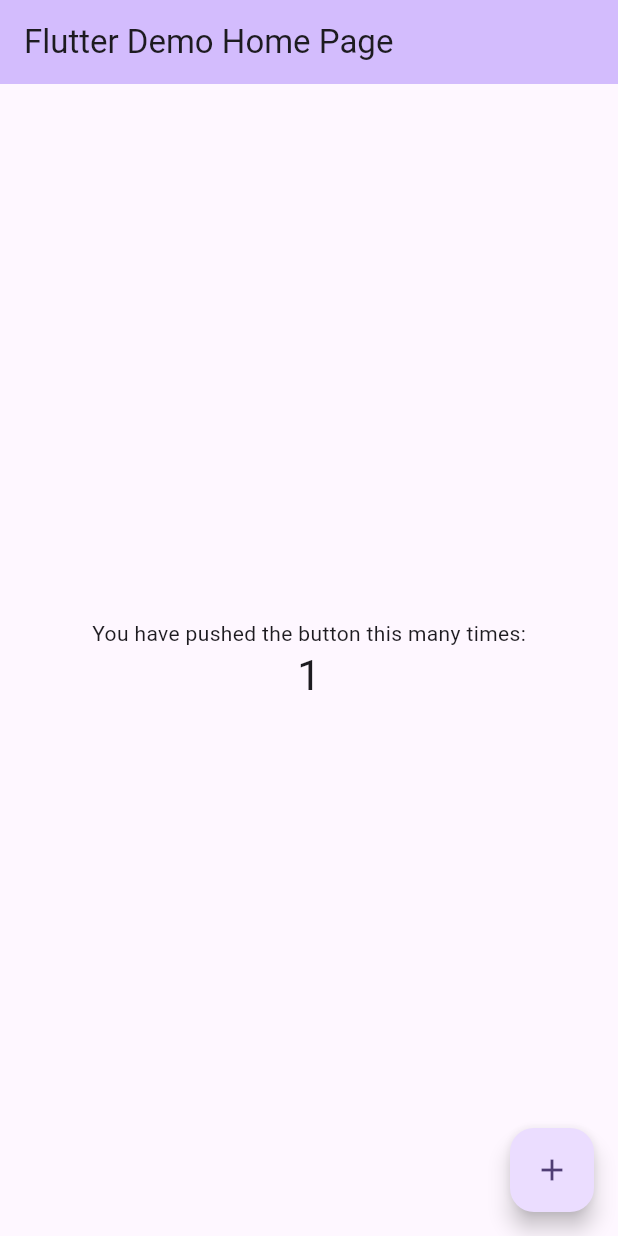
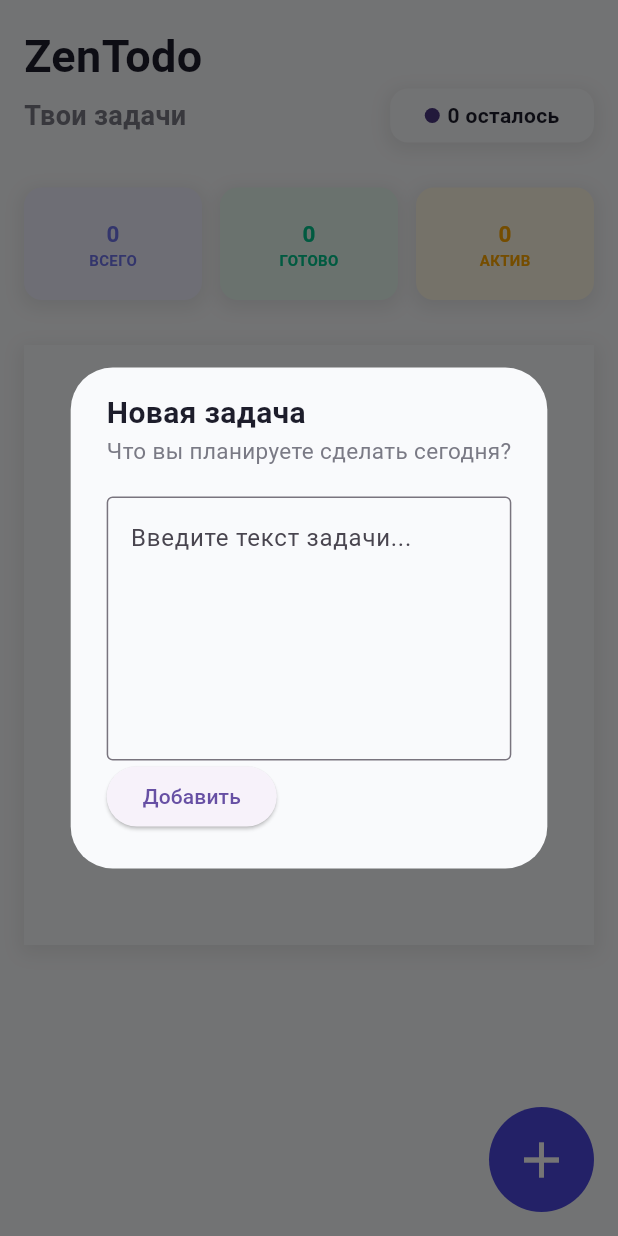
Before and after one commit to e1mirbek/Zen-Todo-App, a Flutter app: the screen it shows after launch, after a tap on the "add" icon, on a phone screen of 412 x 824 dp. Run offline on Flutter 3.47's test engine with Material 3 defaults, Android fonts, the light colour scheme and no system bars.

Commit message:
version 2

```diff
--- a/lib/main.dart
+++ b/lib/main.dart
@@ -1,4 +1,5 @@
 import 'package:flutter/material.dart';
+import 'package:zen_todo/screens/home_screen.dart';
 
 void main() {
   runApp(const MyApp());
@@ -7,116 +8,11 @@ void main() {
 class MyApp extends StatelessWidget {
   const MyApp({super.key});
 
-  // This widget is the root of your application.
   @override
   Widget build(BuildContext context) {
-    return MaterialApp(
-      title: 'Flutter Demo',
-      theme: ThemeData(
-        // This is the theme of your application.
-        //
-        // TRY THIS: Try running your application with "flutter run". You'll see
-        // the application has a purple toolbar. Then, without quitting the app,
-        // try changing the seedColor in the colorScheme below to Colors.green
-        // and then invoke "hot reload" (save your changes or press the "hot
-        // reload" button in a Flutter-supported IDE, or press "r" if you used
-        // the command line to start the app).
-        //
-        // Notice that the counter didn't reset back to zero; the application
-        // state is not lost during the reload. To reset the state, use hot
-        // restart instead.
-        //
-        // This works for code too, not just values: Most code changes can be
-        // tested with just a hot reload.
-        colorScheme: .fromSeed(seedColor: Colors.deepPurple),
-      ),
-      home: const MyHomePage(title: 'Flutter Demo Home Page'),
+    return const MaterialApp(
+      debugShowCheckedModeBanner: false,
+      home: HomeScreen(),
     );
   }
 }
-
-class MyHomePage extends StatefulWidget {
-  const MyHomePage({super.key, required this.title});
-
-  // This widget is the home page of your application. It is stateful, meaning
-  // that it has a State object (defined below) that contains fields that affect
-  // how it looks.
-
-  // This class is the configuration for the state. It holds the values (in this
-  // case the title) provided by the parent (in this case the App widget) and
-  // used by the build method of the State. Fields in a Widget subclass are
-  // always marked "final".
-
-  final String title;
-
-  @override
-  State<MyHomePage> createState() => _MyHomePageState();
-}
-
-class _MyHomePageState extends State<MyHomePage> {
-  int _counter = 0;
-
-  void _incrementCounter() {
-    setState(() {
-      // This call to setState tells the Flutter framework that something has
-      // changed in this State, which causes it to rerun the build method below
-      // so that the display can reflect the updated values. If we changed
-      // _counter without calling setState(), then the build method would not be
-      // called again, and so nothing would appear to happen.
-      _counter++;
-    });
-  }
-
-  @override
-  Widget build(BuildContext context) {
-    // This method is rerun every time setState is called, for instance as done
-    // by the _incrementCounter method above.
-    //
-    // The Flutter framework has been optimized to make rerunning build methods
-    // fast, so that you can just rebuild anything that needs updating rather
-    // than having to individually change instances of widgets.
-    return Scaffold(
-      appBar: AppBar(
-        // TRY THIS: Try changing the color here to a specific color (to
-        // Colors.amber, perhaps?) and trigger a hot reload to see the AppBar
-        // change color while the other colors stay the same.
-        backgroundColor: Theme.of(context).colorScheme.inversePrimary,
-        // Here we take the value from the MyHomePage object that was created by
-        // the App.build method, and use it to set our appbar title.
-        title: Text(widget.title),
-      ),
-      body: Center(
-        // Center is a layout widget. It takes a single child and positions it
-        // in the middle of the parent.
-        child: Column(
-          // Column is also a layout widget. It takes a list of children and
-          // arranges them vertically. By default, it sizes itself to fit its
-          // children horizontally, and tries to be as tall as its parent.
-          //
-          // Column has various properties to control how it sizes itself and
-          // how it positions its children. Here we use mainAxisAlignment to
-          // center the children vertically; the main axis here is the vertical
-          // axis because Columns are vertical (the cross axis would be
-          // horizontal).
-          //
-          // TRY THIS: Invoke "debug painting" (choose the "Toggle Debug Paint"
-          // action in the IDE, or press "p" in the console), to see the
-          // wireframe for each widget.
-          mainAxisAlignment: .center,
-          children: [
-            const Text('You have pushed the button this many times:'),
-            Text(
-              '$_counter',
-              style: Theme.of(context).textTheme.headlineMedium,
-            ),
-          ],
-        ),
-      ),
-      floatingActionButton: FloatingActionButton(
-        onPressed: _incrementCounter,
-        tooltip: 'Increment',
-        child: const Icon(Icons.add),
-      ),
-    );
-  }
-}
--- /dev/null
+++ b/lib/models/task.dart
@@ -0,0 +1,7 @@
+class Task {
+  final String id;
+  final String title;
+  bool isDone;
+
+  Task({required this.id, required this.title, this.isDone = false});
+}
--- /dev/null
+++ b/lib/screens/add_task_screen.dart
@@ -0,0 +1,15 @@
+import 'package:flutter/material.dart';
+
+class AddTaskScreen extends StatelessWidget {
+  const AddTaskScreen({super.key});
+
+  @override
+  Widget build(BuildContext context) {
+    return Scaffold(
+      appBar: AppBar(title: const Text("Add Task")),
+      body: const SafeArea(
+        child: Center(child: Text("This is the Add Task Screen")),
+      ),
+    );
+  }
+}
--- /dev/null
+++ b/lib/screens/home_screen.dart
@@ -0,0 +1,287 @@
+import 'package:flutter/material.dart';
+import 'package:zen_todo/models/task.dart';
+import 'package:zen_todo/theme/colors.dart';
+import 'package:zen_todo/widgets/empty_state.dart';
+import 'package:zen_todo/widgets/summary_card.dart';
+
+class HomeScreen extends StatefulWidget {
+  const HomeScreen({super.key});
+
+  @override
+  State<HomeScreen> createState() => _HomeScreenState();
+}
+
+class _HomeScreenState extends State<HomeScreen> {
+  TextEditingController taskController = TextEditingController();
+
+  // метод добавления задачи
+  void addTask({required String title}) {
+    setState(() {
+      taskList.add(
+        Task(id: DateTime.now().toString(), title: title, isDone: false),
+      );
+      taskController.clear();
+      back();
+    });
+  }
+
+  // метод удаление задачи
+
+  void removeTask({required int index}) {
+    setState(() {
+      taskList.removeAt(index);
+    });
+  }
+
+  void back() {
+    Navigator.pop(context);
+  }
+
+  // хранилище задач
+
+  List<Task> taskList = [
+    // Task(id: "1", title: "Hello World"),
+    // Task(id: "1", title: "Hello World"),
+  ];
+
+  @override
+  Widget build(BuildContext context) {
+    return Scaffold(
+      backgroundColor: AppColors.background,
+      body: SafeArea(
+        child: Padding(
+          padding: EdgeInsets.all(16.0),
+          child: Column(
+            crossAxisAlignment: CrossAxisAlignment.start,
+            children: [
+              const Text(
+                "ZenTodo",
+                style: TextStyle(
+                  color: AppColors.mainText,
+                  fontSize: 30.0,
+                  fontWeight: FontWeight.bold,
+                ),
+              ),
+              Row(
+                mainAxisAlignment: MainAxisAlignment.spaceBetween,
+                children: [
+                  const Text(
+                    overflow: TextOverflow.ellipsis,
+                    "Твои задачи",
+                    style: TextStyle(
+                      color: AppColors.secondaryText,
+                      fontSize: 18,
+                      fontWeight: FontWeight.w600,
+                    ),
+                  ),
+                  const Spacer(),
+                  Expanded(
+                    child: Container(
+                      padding: const EdgeInsets.symmetric(vertical: 8.0),
+                      decoration: BoxDecoration(
+                        borderRadius: BorderRadius.circular(12.0),
+                        color: AppColors.background,
+                        boxShadow: [
+                          BoxShadow(
+                            // ignore: deprecated_member_use
+                            color: Colors.grey.withOpacity(0.2),
+                            spreadRadius: 2,
+                            blurRadius: 9,
+                            offset: const Offset(0, 3),
+                          ),
+                        ],
+                      ),
+                      child: Row(
+                        mainAxisAlignment: MainAxisAlignment.center,
+                        children: [
+                          const CircleAvatar(
+                            radius: 5.0,
+                            backgroundColor: AppColors.darkPurple,
+                          ),
+                          const SizedBox(width: 5.0),
+                          Text(
+                            "${taskList.length} осталось",
+                            style: TextStyle(
+                              color: AppColors.mainText,
+                              fontWeight: FontWeight.w600,
+                            ),
+                          ),
+                        ],
+                      ),
+                    ),
+                  ),
+                ],
+              ),
+              const SizedBox(height: 30.0),
+              Row(
+                children: [
+                  Expanded(
+                    child: SummaryCard(
+                      title: "${taskList.length}",
+                      subtitle: "всего",
+                      bgColor: AppColors.cardBlueBg,
+                      textColor: AppColors.cardBlueText,
+                    ),
+                  ),
+                  const SizedBox(width: 12.0),
+                  Expanded(
+                    child: SummaryCard(
+                      title: "0",
+                      subtitle: "готово",
+                      bgColor: AppColors.cardGreenBg,
+                      textColor: AppColors.cardGreenText,
+                    ),
+                  ),
+                  const SizedBox(width: 12.0),
+                  Expanded(
+                    child: SummaryCard(
+                      title: "${taskList.length}",
+                      subtitle: "актив",
+                      bgColor: AppColors.cardOrangeBg,
+                      textColor: AppColors.cardOrangeText,
+                    ),
+                  ),
+                ],
+              ),
+              const SizedBox(height: 30.0),
+              taskList.isEmpty
+                  ? SizedBox(
+                      height: 400.0,
+                      child: EmptyState(
+                        mainText: "Список пуст",
+                        secondaryText:
+                            "Нажмите на плюс, чтобы\n добавить новую задачу",
+                      ),
+                    )
+                  : Expanded(
+                      child: ListView.builder(
+                        itemCount: taskList.length,
+                        itemBuilder: (context, index) {
+                          return Container(
+                            padding: EdgeInsets.symmetric(vertical: 20.0),
+                            margin: EdgeInsets.symmetric(vertical: 10.0),
+                            decoration: BoxDecoration(
+                              color: AppColors.background,
+                              borderRadius: BorderRadius.circular(12.0),
+                              boxShadow: [
+                                BoxShadow(
+                                  // ignore: deprecated_member_use
+                                  color: Colors.grey.withOpacity(0.2),
+                                  spreadRadius: 2,
+                                  blurRadius: 9,
+                                  offset: const Offset(0, 3),
+                                ),
+                              ],
+                            ),
+                            child: ListTile(
+                              title: Text(taskList[index].title),
+                              trailing: Row(
+                                mainAxisSize: MainAxisSize.min,
+                                children: [
+                                  IconButton(
+                                    onPressed: () {},
+                                    icon: Icon(
+                                      Icons.edit_outlined,
+                                      color: AppColors.cardBlueText,
+                                    ),
+                                  ),
+                                  IconButton(
+                                    onPressed: () => removeTask(index: index),
+                                    icon: Icon(
+                                      Icons.delete_outline,
+                                      color: AppColors.red,
+                                      size: 30.0,
+                                    ),
+                                  ),
+                                ],
+                              ),
+                            ),
+                          );
+                        },
+                      ),
+                    ),
+            ],
+          ),
+        ),
+      ),
+      floatingActionButton: SizedBox(
+        width: 70,
+        height: 70,
+        child: FloatingActionButton(
+          onPressed: () {
+            showDialog(
+              context: context,
+              builder: (context) {
+                return AlertDialog(
+                  backgroundColor: AppColors.background,
+                  content: Column(
+                    crossAxisAlignment: CrossAxisAlignment.start,
+                    mainAxisSize: MainAxisSize.min,
+                    children: [
+                      Text(
+                        "Новая задача",
+                        style: TextStyle(
+                          fontSize: 20.0,
+                          color: AppColors.mainText,
+                          fontWeight: FontWeight.bold,
+                        ),
+                      ),
+                      Text(
+                        "Что вы планируете сделать сегодня?",
+                        style: TextStyle(
+                          color: AppColors.secondaryText,
+                          fontSize: 15.0,
+                          fontWeight: FontWeight.w400,
+                        ),
+                      ),
+                      const SizedBox(height: 20.0),
+                      TextFormField(
+                        minLines: 6,
+                        maxLines: 6,
+                        controller: taskController,
+                        decoration: InputDecoration(
+                          hintText: "Введите текст задачи...",
+                          border: OutlineInputBorder(
+                            borderSide: BorderSide(
+                              color: AppColors.primaryPurple,
+                            ),
+                          ),
+                          focusedBorder: OutlineInputBorder(
+                            borderRadius: BorderRadius.circular(12.0),
+                            borderSide: const BorderSide(
+                              color: AppColors
+                                  .darkPurple, // Можно сделать потемнее/пожирнее
+                              width: 2.0,
+                            ),
+                          ),
+                        ),
+                      ),
+                      Row(
+                        children: [
+                          ElevatedButton(
+                            onPressed: () =>
+                                addTask(title: taskController.text),
+                            child: Center(child: Text("Добавить")),
+                          ),
+                        ],
+                      ),
+                    ],
+                  ),
+                );
+              },
+            );
+          },
+          backgroundColor: AppColors.primaryPurple,
+          shape: const CircleBorder(),
+          elevation: 0,
+          // Иконка плюса
+          child: const Icon(
+            Icons.add,
+            size: 40, // РАЗМЕР ИКОНКИ внутри круга
+            color: Colors.white,
+          ),
+        ),
+      ),
+    );
+  }
+}
--- /dev/null
+++ b/lib/theme/colors.dart
@@ -0,0 +1,28 @@
+import 'package:flutter/material.dart';
+
+class AppColors {
+  // Основной фон
+  static const Color background = Color.fromRGBO(249, 250, 252, 1.0);
+
+  // Текст
+  static const Color mainText = Color(0xFF1D1D2B);
+  static const Color secondaryText = Color(0xFF7A7A85);
+
+  // Акцентные цвета (Кнопки и карточки)
+  static const Color primaryPurple = Color.fromRGBO(77, 73, 225, 1.0);
+  static const Color bgCard = Color.fromRGBO(255, 255, 255, 1.0);
+  static const Color red = Colors.red;
+  // Цвет кнопки "Создать"
+  static const Color darkPurple = Color(0xFF4A3780); // Цвет иконки "+"
+
+  // Статусы (для карточек статистики)
+  // static const Color cardBlueBg = Color(0xFFEFELFF);
+  static const Color cardBlueText = Color(0xFF6F74EB);
+  static const Color cardBlueBg = Color(0xFFEFEFFF);
+
+  static const Color cardGreenBg = Color(0xFFE6F9F0);
+  static const Color cardGreenText = Color(0xFF00C48C);
+
+  static const Color cardOrangeBg = Color(0xFFFFF8E5);
+  static const Color cardOrangeText = Color(0xFFFFA800);
+}
--- /dev/null
+++ b/lib/widgets/empty_state.dart
@@ -0,0 +1,62 @@
+import 'package:flutter/material.dart';
+
+import '../theme/colors.dart';
+
+class EmptyState extends StatelessWidget {
+  final String mainText;
+  final String secondaryText;
+  const EmptyState({
+    super.key,
+    required this.mainText,
+    required this.secondaryText,
+  });
+
+  @override
+  Widget build(BuildContext context) {
+    return Container(
+      padding: EdgeInsets.symmetric(),
+      decoration: BoxDecoration(
+        color: AppColors.background,
+        boxShadow: [
+          BoxShadow(
+            // ignore: deprecated_member_use
+            color: Colors.grey.withOpacity(0.2),
+            spreadRadius: 2,
+            blurRadius: 9,
+            offset: const Offset(0, 3),
+          ),
+        ],
+      ),
+      child: Center(
+        child: Column(
+          mainAxisAlignment: MainAxisAlignment.center,
+          children: [
+            CircleAvatar(
+              radius: 40,
+              backgroundColor: AppColors.cardBlueBg,
+              child: Center(child: Icon(Icons.cloud_done_outlined)),
+            ),
+            const SizedBox(height: 20.0),
+            Text(
+              mainText,
+              style: TextStyle(
+                fontSize: 18.0,
+                fontWeight: FontWeight.bold,
+                color: AppColors.mainText,
+              ),
+            ),
+            const SizedBox(height: 10.0),
+            Text(
+              secondaryText,
+              style: TextStyle(
+                color: AppColors.secondaryText,
+                fontSize: 15.0,
+                fontWeight: FontWeight.w700,
+              ),
+            ),
+          ],
+        ),
+      ),
+    );
+  }
+}
--- /dev/null
+++ b/lib/widgets/summary_card.dart
@@ -0,0 +1,56 @@
+import 'package:flutter/material.dart';
+
+class SummaryCard extends StatelessWidget {
+  final String title;
+  final String subtitle;
+  final Color bgColor;
+  final Color textColor;
+  const SummaryCard({
+    super.key,
+    required this.title,
+    required this.bgColor,
+    required this.textColor,
+    required this.subtitle,
+  });
+
+  @override
+  Widget build(BuildContext context) {
+    return Container(
+      padding: const EdgeInsets.symmetric(vertical: 20.0),
+      alignment: Alignment.center,
+      decoration: BoxDecoration(
+        color: bgColor,
+        borderRadius: BorderRadius.circular(12.0),
+        boxShadow: [
+          BoxShadow(
+            // ignore: deprecated_member_use
+            color: Colors.grey.withOpacity(0.2),
+            spreadRadius: 2,
+            blurRadius: 9,
+            offset: const Offset(0, 3),
+          ),
+        ],
+      ),
+      child: Column(
+        children: [
+          Text(
+            title.toUpperCase(),
+            style: TextStyle(
+              color: textColor,
+              fontSize: 15.0,
+              fontWeight: FontWeight.bold,
+            ),
+          ),
+          Text(
+            subtitle.toUpperCase(),
+            style: TextStyle(
+              color: textColor,
+              fontSize: 10.0,
+              fontWeight: FontWeight.w700,
+            ),
+          ),
+        ],
+      ),
+    );
+  }
+}
--- a/pubspec.yaml
+++ b/pubspec.yaml
@@ -58,8 +58,8 @@ flutter:
   uses-material-design: true
 
   # To add assets to your application, add an assets section, like this:
-  # assets:
-  #   - images/a_dot_burr.jpeg
+  assets:
+    - assets/images/
   #   - images/a_dot_ham.jpeg
 
   # An image asset can refer to one or more resolution-specific "variants", see
```
Also changed, not shown: assets/images/add_icon.png (added).
